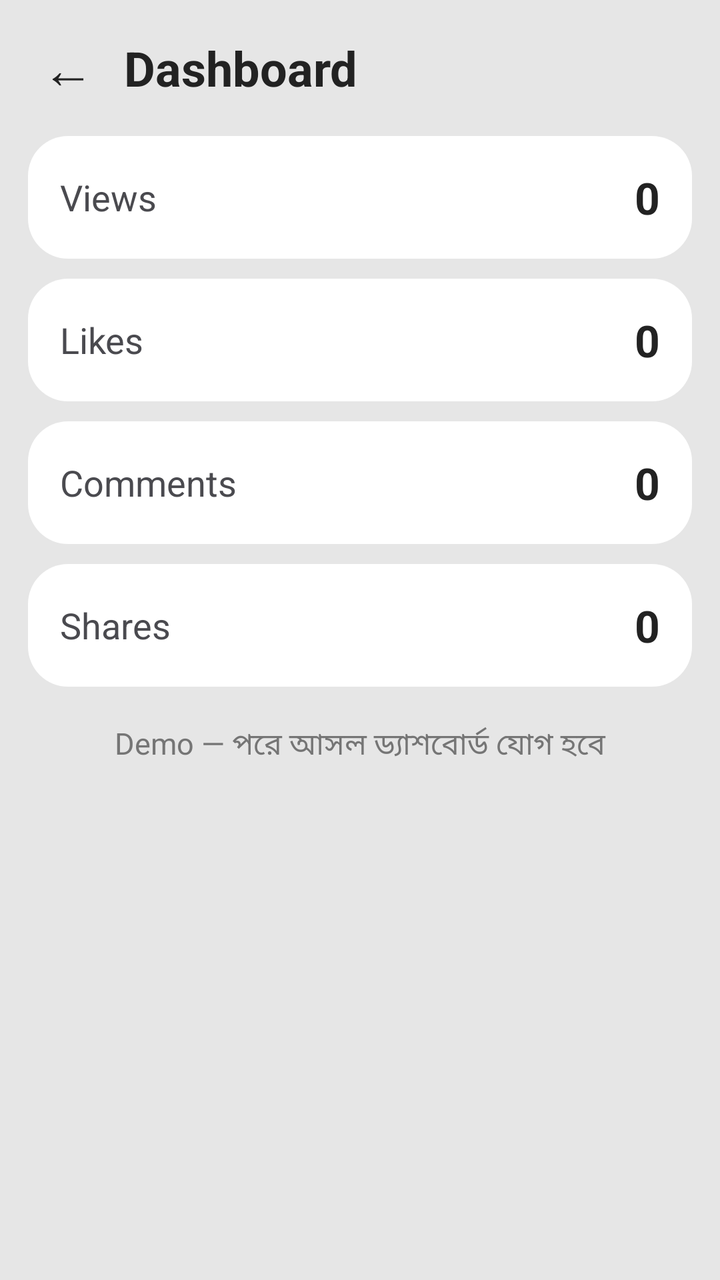
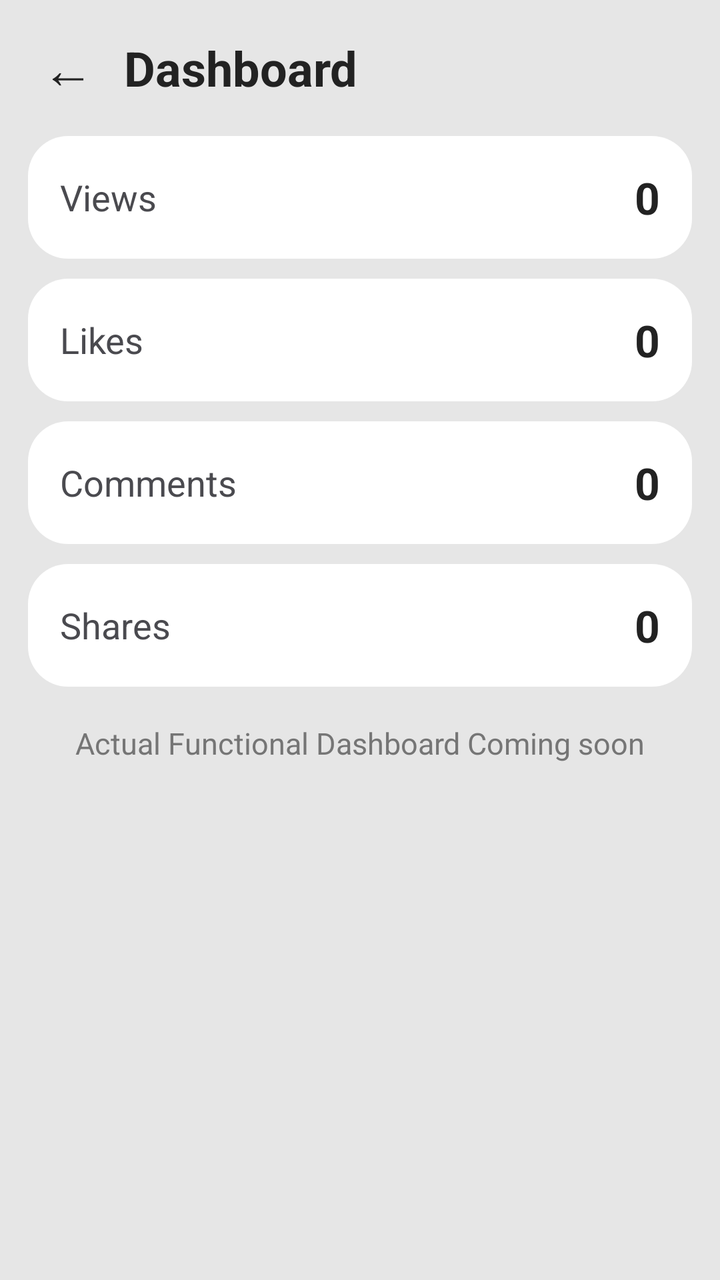

An Android layout rendered at two revisions. The XML below is the earlier revision; the diff shows what the commit changed to produce the second picture.
<!-- AndroidManifest.xml: application theme Theme.AppCompat.Light.NoActionBar -->
<!-- res/layout/activity_post_dashboard.xml -->
<?xml version="1.0" encoding="utf-8"?>
<LinearLayout xmlns:android="http://schemas.android.com/apk/res/android"
    android:layout_width="match_parent" android:layout_height="match_parent"
    android:background="#E6E6E6" android:orientation="vertical" android:padding="14dp">

    <LinearLayout android:layout_width="match_parent" android:layout_height="wrap_content"
        android:layout_marginBottom="14dp" android:gravity="center_vertical" android:orientation="horizontal">
        <TextView android:id="@+id/btnDashBack" android:layout_width="40dp" android:layout_height="40dp"
            android:gravity="center" android:text="←" android:textColor="#222222" android:textSize="26sp" />
        <TextView android:layout_width="wrap_content" android:layout_height="wrap_content"
            android:layout_marginStart="8dp" android:text="Dashboard" android:textColor="#222222"
            android:textSize="24sp" android:textStyle="bold" />
    </LinearLayout>

    <LinearLayout android:layout_width="match_parent" android:layout_height="wrap_content"
        android:layout_marginBottom="10dp" android:background="@drawable/bg_post_header"
        android:gravity="center_vertical" android:orientation="horizontal" android:padding="16dp">
        <TextView android:layout_width="0dp" android:layout_height="wrap_content" android:layout_weight="1"
            android:text="Views" android:textColor="#4A4A4F" android:textSize="18sp" />
        <TextView android:id="@+id/tvDashViews" android:layout_width="wrap_content" android:layout_height="wrap_content"
            android:text="0" android:textColor="#222222" android:textSize="22sp" android:textStyle="bold" />
    </LinearLayout>

    <LinearLayout android:layout_width="match_parent" android:layout_height="wrap_content"
        android:layout_marginBottom="10dp" android:background="@drawable/bg_post_header"
        android:gravity="center_vertical" android:orientation="horizontal" android:padding="16dp">
        <TextView android:layout_width="0dp" android:layout_height="wrap_content" android:layout_weight="1"
            android:text="Likes" android:textColor="#4A4A4F" android:textSize="18sp" />
        <TextView android:id="@+id/tvDashLikes" android:layout_width="wrap_content" android:layout_height="wrap_content"
            android:text="0" android:textColor="#222222" android:textSize="22sp" android:textStyle="bold" />
    </LinearLayout>

    <LinearLayout android:layout_width="match_parent" android:layout_height="wrap_content"
        android:layout_marginBottom="10dp" android:background="@drawable/bg_post_header"
        android:gravity="center_vertical" android:orientation="horizontal" android:padding="16dp">
        <TextView android:layout_width="0dp" android:layout_height="wrap_content" android:layout_weight="1"
            android:text="Comments" android:textColor="#4A4A4F" android:textSize="18sp" />
        <TextView android:id="@+id/tvDashComments" android:layout_width="wrap_content" android:layout_height="wrap_content"
            android:text="0" android:textColor="#222222" android:textSize="22sp" android:textStyle="bold" />
    </LinearLayout>

    <LinearLayout android:layout_width="match_parent" android:layout_height="wrap_content"
        android:layout_marginBottom="10dp" android:background="@drawable/bg_post_header"
        android:gravity="center_vertical" android:orientation="horizontal" android:padding="16dp">
        <TextView android:layout_width="0dp" android:layout_height="wrap_content" android:layout_weight="1"
            android:text="Shares" android:textColor="#4A4A4F" android:textSize="18sp" />
        <TextView android:id="@+id/tvDashShares" android:layout_width="wrap_content" android:layout_height="wrap_content"
            android:text="0" android:textColor="#222222" android:textSize="22sp" android:textStyle="bold" />
    </LinearLayout>

    <TextView android:layout_width="match_parent" android:layout_height="wrap_content"
        android:layout_marginTop="8dp" android:gravity="center"
        android:text="Demo — পরে আসল ড্যাশবোর্ড যোগ হবে" android:textColor="#757575" android:textSize="15sp" />
</LinearLayout>
<!-- resources referenced by this layout -->
<resources>
  <!-- drawable bg_post_header (drawable) -->
  <?xml version="1.0" encoding="utf-8"?>
  <shape xmlns:android="http://schemas.android.com/apk/res/android" android:shape="rectangle">
      <solid android:color="#FFFFFF" />
      <corners android:radius="20dp" />
  </shape>
</resources>

<!-- the commit's change to res/layout/activity_post_dashboard.xml (unified diff, before → after) -->
@@ -50,5 +50,6 @@
 
     <TextView android:layout_width="match_parent" android:layout_height="wrap_content"
         android:layout_marginTop="8dp" android:gravity="center"
-        android:text="Demo — পরে আসল ড্যাশবোর্ড যোগ হবে" android:textColor="#757575" android:textSize="15sp" />
+        android:text="Actual Functional Dashboard Coming soon"
+		android:textColor="#757575" android:textSize="15sp" />
 </LinearLayout>
